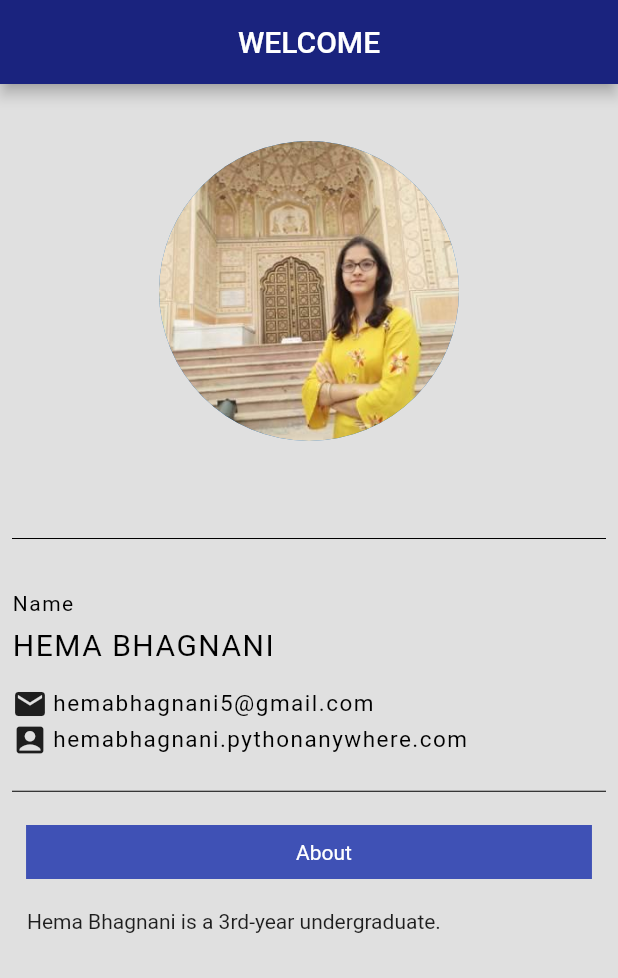
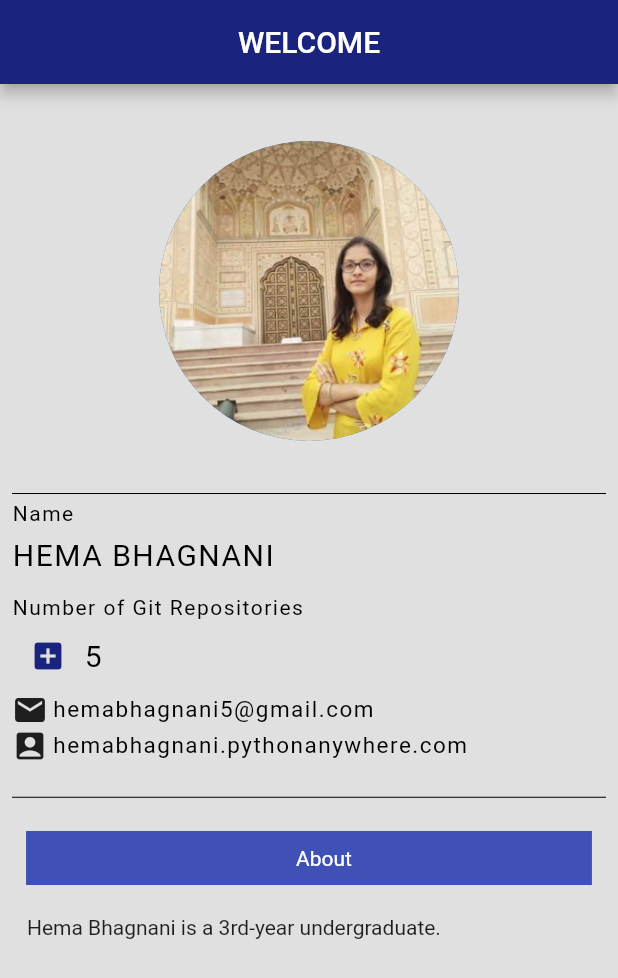
Before and after one commit to hemabhagnani/portfolio_app, a Flutter app: the screen it shows after launch, on a phone screen of 412 x 824 dp. Shown: the top 978 px of the screen. Run offline on Flutter 3.47's test engine with Material 2 defaults, Android fonts, the phone set to English and light mode, and no system bars.

Commit message:
added a row for showing counters

```diff
--- a/lib/main.dart
+++ b/lib/main.dart
@@ -39,7 +39,7 @@ class Home extends StatelessWidget {
               ],
             ),
             Divider(
-              height: 70.0,
+              height: 10.0,
               color: Colors.black,
             ),
             Text(
@@ -60,6 +60,35 @@ class Home extends StatelessWidget {
               ),
             ),
             SizedBox(height: 16.0),
+            Text(
+              "Number of Git Repositories",
+              style:TextStyle(
+                color: Colors.black,
+                letterSpacing: 1.0,
+              ),
+
+            ),
+            SizedBox(height: 0.0),
+            Row(
+              mainAxisAlignment: MainAxisAlignment.start,
+
+              children: <Widget>[
+                Padding(
+                  padding: const EdgeInsets.all(0.0),
+                  child: IconButton(icon: Icon(Icons.add_box, color: Colors.indigo[900],), onPressed: () {}),
+                ),
+                SizedBox(width: 0.0),
+                Text(
+                  "5",
+                  style: TextStyle(
+                    color: Colors.black,
+                    letterSpacing: 1.0,
+                    fontSize: 20.0,
+                  ),
+                ),
+              ],
+            ),
+
             Row(
               children: <Widget>[
                 Icon(Icons.mail),
```
